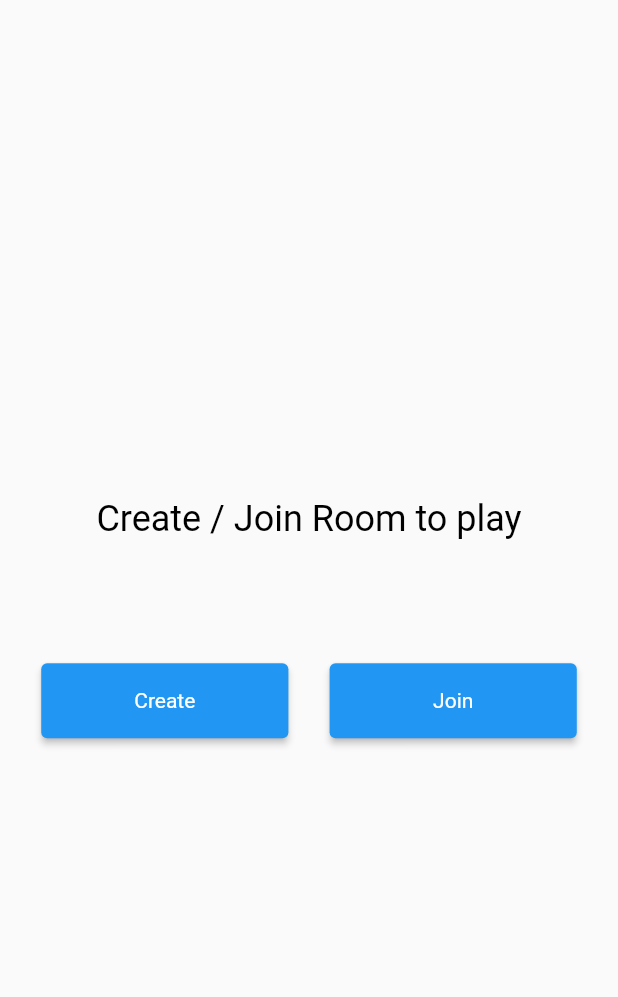
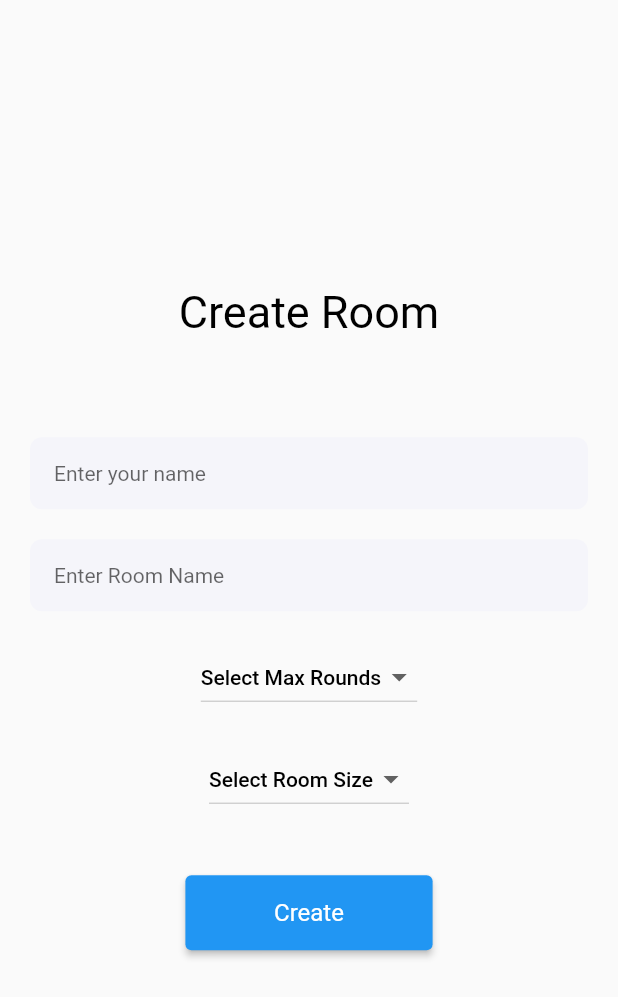
Before and after one commit to omjadhav3714/kribble-flutter, a Flutter app: the screen it shows after launch, after a tap on "Create", on a phone screen of 412 x 824 dp. Shown: the top 997 px of the screen. Run offline on Flutter 3.47's test engine with Material 2 defaults, Android fonts, the phone set to English and light mode, and no system bars.

Commit message:
create room screen added

```diff
--- /dev/null
+++ b/lib/create_room_screen.dart
@@ -0,0 +1,137 @@
+// ignore_for_file: unused_field
+
+import 'package:flutter/material.dart';
+
+import 'widgets/custom_text_field.dart';
+
+class CreateRoomScreen extends StatefulWidget {
+  const CreateRoomScreen({Key? key}) : super(key: key);
+
+  @override
+  State<CreateRoomScreen> createState() => _CreateRoomScreenState();
+}
+
+class _CreateRoomScreenState extends State<CreateRoomScreen> {
+  final TextEditingController _nameController = TextEditingController();
+  final TextEditingController _roomNameController = TextEditingController();
+  late String? _maxRoundsValue;
+  late String? _roomSizeValue;
+  @override
+  Widget build(BuildContext context) {
+    return Scaffold(
+      body: Column(
+        mainAxisAlignment: MainAxisAlignment.center,
+        children: [
+          const Text(
+            "Create Room",
+            style: TextStyle(
+              color: Colors.black,
+              fontSize: 30,
+            ),
+          ),
+          SizedBox(
+            height: MediaQuery.of(context).size.height * 0.08,
+          ),
+          Container(
+            margin: const EdgeInsets.symmetric(horizontal: 20),
+            child: CustomTextField(
+              controller: _nameController,
+              hintText: "Enter your name",
+            ),
+          ),
+          const SizedBox(height: 20),
+          Container(
+            margin: const EdgeInsets.symmetric(horizontal: 20),
+            child: CustomTextField(
+              controller: _roomNameController,
+              hintText: "Enter Room Name",
+            ),
+          ),
+          const SizedBox(height: 20),
+          DropdownButton<String>(
+            focusColor: const Color(0xffF5F6FA),
+            items: <String>["2", "5", "10", "15"]
+                .map<DropdownMenuItem<String>>(
+                  (String value) => DropdownMenuItem(
+                    value: value,
+                    child: Text(
+                      value,
+                      style: const TextStyle(
+                        color: Colors.black,
+                      ),
+                    ),
+                  ),
+                )
+                .toList(),
+            hint: const Text(
+              'Select Max Rounds',
+              style: TextStyle(
+                color: Colors.black,
+                fontSize: 14,
+                fontWeight: FontWeight.w500,
+              ),
+            ),
+            onChanged: (String? value) {
+              setState(
+                () {
+                  _maxRoundsValue = value;
+                },
+              );
+            },
+          ),
+          const SizedBox(
+            height: 20,
+          ),
+          DropdownButton<String>(
+            focusColor: const Color(0xffF5F6FA),
+            items: <String>["2", "3", "4", "5", "6", "7", "8"]
+                .map<DropdownMenuItem<String>>(
+                  (String value) => DropdownMenuItem(
+                    value: value,
+                    child: Text(
+                      value,
+                      style: const TextStyle(color: Colors.black),
+                    ),
+                  ),
+                )
+                .toList(),
+            hint: const Text(
+              'Select Room Size',
+              style: TextStyle(
+                color: Colors.black,
+                fontSize: 14,
+                fontWeight: FontWeight.w500,
+              ),
+            ),
+            onChanged: (String? value) {
+              setState(
+                () {
+                  _roomSizeValue = value;
+                },
+              );
+            },
+          ),
+          const SizedBox(height: 40),
+          ElevatedButton(
+            onPressed: () {},
+            child: const Text(
+              "Create",
+              style: TextStyle(color: Colors.white, fontSize: 16),
+            ),
+            style: ButtonStyle(
+              backgroundColor: MaterialStateProperty.all(Colors.blue),
+              textStyle: MaterialStateProperty.all(
+                const TextStyle(
+                  color: Colors.white,
+                ),
+              ),
+              minimumSize: MaterialStateProperty.all(
+                Size(MediaQuery.of(context).size.width / 2.5, 50),
+              ),
+            ),
+          ),
+        ],
+      ),
+    );
+  }
+}
--- a/lib/home_screen.dart
+++ b/lib/home_screen.dart
@@ -1,6 +1,8 @@
 // ignore_for_file: prefer_const_literals_to_create_immutables
 
 import 'package:flutter/material.dart';
+
+import 'create_room_screen.dart';
 
 class HomeScreen extends StatefulWidget {
   const HomeScreen({Key? key}) : super(key: key);
@@ -31,7 +33,11 @@
             mainAxisAlignment: MainAxisAlignment.spaceEvenly,
             children: [
               ElevatedButton(
-                onPressed: () {},
+                onPressed: () => Navigator.of(context).push(
+                  MaterialPageRoute(
+                    builder: (context) => const CreateRoomScreen(),
+                  ),
+                ),
                 style: ButtonStyle(
                   backgroundColor: MaterialStateProperty.all(Colors.blue),
                   textStyle: MaterialStateProperty.all(
--- /dev/null
+++ b/lib/widgets/custom_text_field.dart
@@ -0,0 +1,35 @@
+import 'package:flutter/material.dart';
+
+class CustomTextField extends StatelessWidget {
+  final TextEditingController controller;
+  final String hintText;
+  const CustomTextField(
+      {Key? key, required this.controller, required this.hintText})
+      : super(key: key);
+
+  @override
+  Widget build(BuildContext context) {
+    return TextField(
+      controller: controller,
+      decoration: InputDecoration(
+        border: OutlineInputBorder(
+          borderRadius: BorderRadius.circular(8),
+          borderSide: const BorderSide(color: Colors.transparent),
+        ),
+        enabledBorder: OutlineInputBorder(
+          borderRadius: BorderRadius.circular(8),
+          borderSide: const BorderSide(color: Colors.transparent),
+        ),
+        contentPadding:
+            const EdgeInsets.symmetric(horizontal: 16, vertical: 14),
+        filled: true,
+        fillColor: const Color(0xffF5F5FA),
+        hintText: hintText,
+        hintStyle: const TextStyle(
+          fontSize: 14,
+          fontWeight: FontWeight.w400,
+        ),
+      ),
+    );
+  }
+}
```
